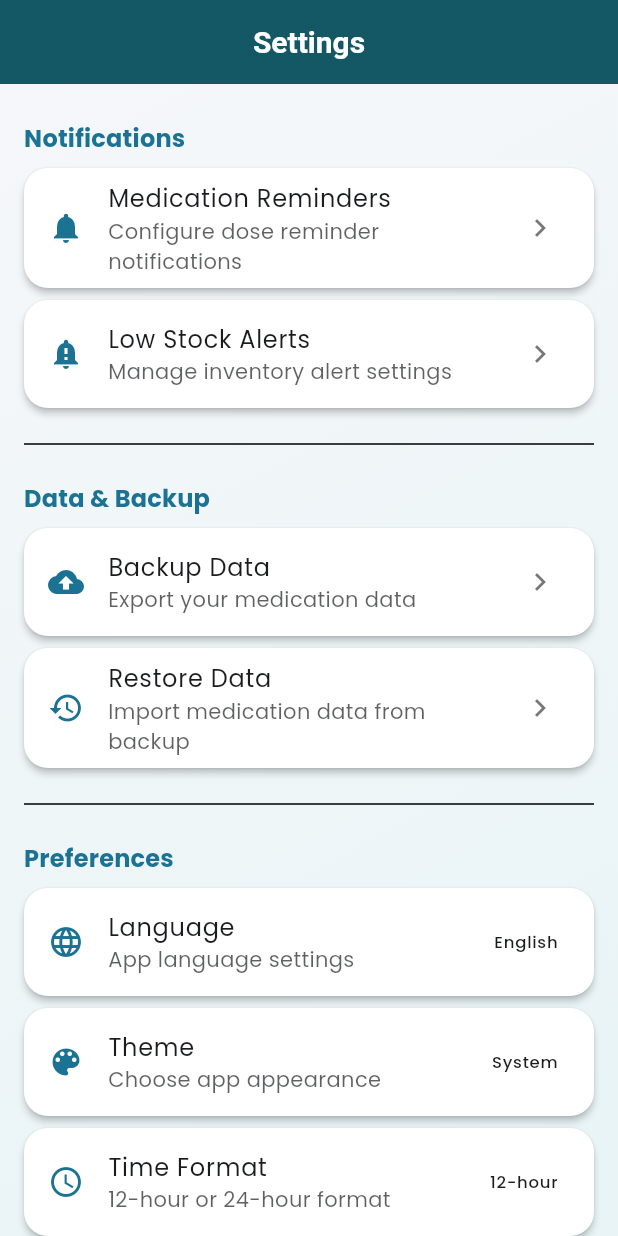
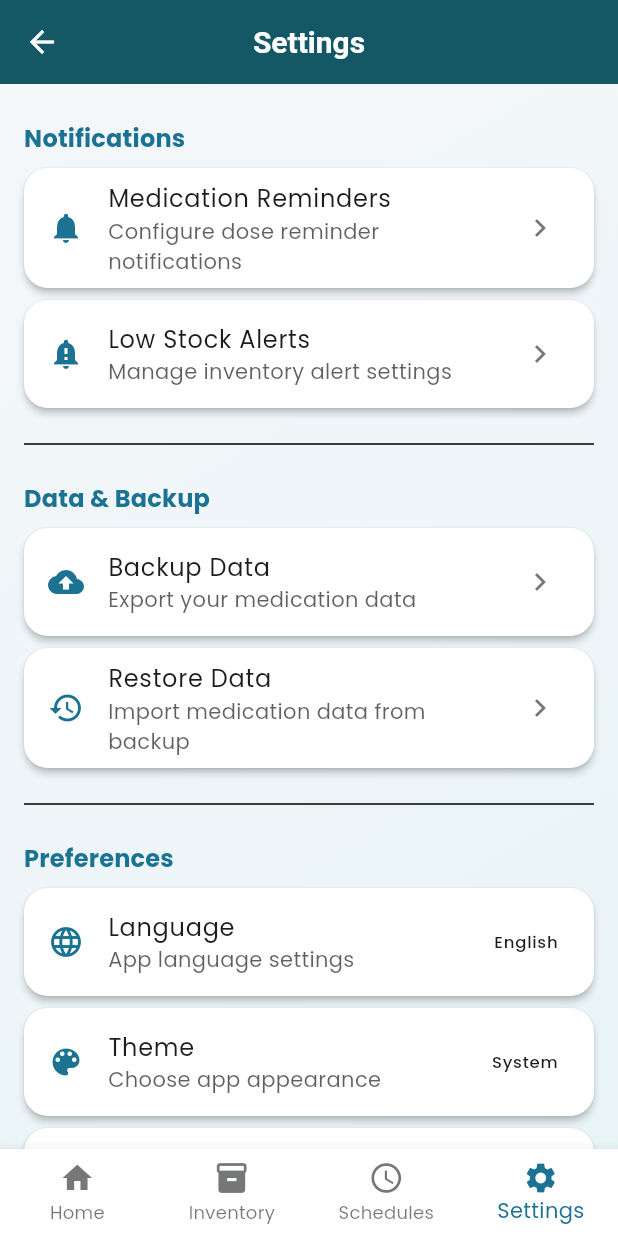
Before and after one commit to kinemspa/dosifi_flutter, a Flutter app: the SettingsScreen screen opened by its route, on a phone screen of 412 x 824 dp. Run offline on Flutter 3.47's test engine with Material 3 defaults, Android fonts, the light colour scheme and no system bars; our stand-ins replace flutter_animate, flutter_riverpod, flutter_secure_storage, go_router, google_fonts, sqflite and 2 more; accounts and stored records are empty.

Commit message:
Implement persistent bottom navigation and fix navigation issues
MAJOR FEATURES ADDED:
- Created MainShellScreen that provides persistent bottom navigation across all main screens
- Bottom navigation bar now appears on Home, Inventory, Schedule, and Settings screens
- Proper back button implementation across all screens using GoRouter

NAVIGATION IMPROVEMENTS:
- Added back buttons to all screens (ScheduleScreen, SettingsScreen, AnalyticsScreen, SupplyInventoryScreen)
- Back buttons use context.canPop() ? context.pop() : context.go('/') for safe navigation
- Fixed GoRouter integration by using state.fullPath instead of deprecated location property
- Made currentPath nullable in MainShellScreen to handle edge cases

ROUTER RESTRUCTURE:
- Wrapped main screens (/, /inventory, /schedule, /analytics, /settings) with MainShellScreen
- Maintained separate routing for sub-screens like medication details, add forms, etc.
- Removed duplicate bottom navigation from DashboardScreen

FIXES:
- Resolved navigation crashes caused by improper Navigator.pop() usage with GoRouter
- Fixed null safety issues with GoRouterState properties
- Ensured consistent navigation behavior across the entire application

The app now has a professional, persistent bottom navigation structure similar to major mobile apps,
with proper back button functionality on all screens.

```diff
--- a/lib/config/app_router.dart
+++ b/lib/config/app_router.dart
@@ -16,6 +16,7 @@ import '../presentation/screens/supply_inventory_screen.dart';
 import '../presentation/screens/settings_screen.dart';
 import '../presentation/screens/analytics_screen.dart';
 import '../presentation/screens/dashboard_screen.dart';
+import '../presentation/screens/main_shell_screen.dart';
 
 final _rootNavigatorKey = GlobalKey<NavigatorState>();
 
@@ -42,15 +43,12 @@ final routerProvider = Provider<GoRouter>((ref) {
 GoRoute(
         path: '/',
         name: 'home',
-        pageBuilder: (context, state) => CustomTransitionPage(
+        pageBuilder: (context, state) => MaterialPage(
           key: state.pageKey,
+          child: MainShellScreen(
+            currentPath: state.fullPath,
             child: const DashboardScreen(),
-          transitionsBuilder: (context, animation, secondaryAnimation, child) {
-            return FadeTransition(
-              opacity: animation,
-              child: child,
-            );
-          },
+          ),
         ),
       ),
 GoRoute(
@@ -58,7 +56,10 @@ final routerProvider = Provider<GoRouter>((ref) {
         name: 'inventory',
         pageBuilder: (context, state) => MaterialPage(
           key: state.pageKey,
+          child: MainShellScreen(
+            currentPath: state.fullPath,
             child: const MedicationScreen(),
+          ),
         ),
       ),
 GoRoute(
@@ -66,7 +67,10 @@ final routerProvider = Provider<GoRouter>((ref) {
         name: 'schedule',
         pageBuilder: (context, state) => MaterialPage(
           key: state.pageKey,
+          child: MainShellScreen(
+            currentPath: state.fullPath,
             child: const ScheduleScreen(),
+          ),
         ),
       ),
 GoRoute(
@@ -74,7 +78,10 @@ final routerProvider = Provider<GoRouter>((ref) {
         name: 'analytics',
         pageBuilder: (context, state) => MaterialPage(
           key: state.pageKey,
+          child: MainShellScreen(
+            currentPath: state.fullPath,
             child: const AnalyticsScreen(),
+          ),
         ),
       ),
 GoRoute(
@@ -82,7 +89,10 @@ final routerProvider = Provider<GoRouter>((ref) {
         name: 'settings',
         pageBuilder: (context, state) => MaterialPage(
           key: state.pageKey,
+          child: MainShellScreen(
+            currentPath: state.fullPath,
             child: const SettingsScreen(),
+          ),
         ),
       ),
       GoRoute(
--- a/lib/presentation/screens/analytics_screen.dart
+++ b/lib/presentation/screens/analytics_screen.dart
@@ -1,5 +1,6 @@
 import 'package:flutter/material.dart';
 import 'package:flutter_riverpod/flutter_riverpod.dart';
+import 'package:go_router/go_router.dart';
 import '../../core/theme/app_theme.dart';
 import '../../core/widgets/animated_gradient_button.dart';
 
@@ -11,6 +12,10 @@ class AnalyticsScreen extends ConsumerWidget {
     return Scaffold(
       appBar: AppBar(
         title: const Text('Analytics'),
+        leading: IconButton(
+          icon: const Icon(Icons.arrow_back),
+          onPressed: () => context.canPop() ? context.pop() : context.go('/'),
+        ),
       ),
       body: Container(
         decoration: const BoxDecoration(
--- /dev/null
+++ b/lib/presentation/screens/main_shell_screen.dart
@@ -0,0 +1,72 @@
+import 'package:flutter/material.dart';
+import 'package:go_router/go_router.dart';
+import '../../core/theme/app_theme.dart';
+
+class MainShellScreen extends StatefulWidget {
+  final Widget child;
+  final String? currentPath;
+
+  const MainShellScreen({
+    super.key,
+    required this.child,
+    this.currentPath,
+  });
+
+  @override
+  State<MainShellScreen> createState() => _MainShellScreenState();
+}
+
+class _MainShellScreenState extends State<MainShellScreen> {
+  int get _selectedIndex {
+    final path = widget.currentPath ?? '/';
+    switch (path) {
+      case '/':
+        return 0;
+      case '/inventory':
+        return 1;
+      case '/schedule':
+        return 2;
+      case '/settings':
+        return 3;
+      default:
+        return 0;
+    }
+  }
+
+  void _onItemTapped(int index) {
+    switch (index) {
+      case 0:
+        context.go('/');
+        break;
+      case 1:
+        context.go('/inventory');
+        break;
+      case 2:
+        context.go('/schedule');
+        break;
+      case 3:
+        context.go('/settings');
+        break;
+    }
+  }
+
+  @override
+  Widget build(BuildContext context) {
+    return Scaffold(
+      body: widget.child,
+      bottomNavigationBar: BottomNavigationBar(
+        type: BottomNavigationBarType.fixed,
+        items: const [
+          BottomNavigationBarItem(icon: Icon(Icons.home), label: 'Home'),
+          BottomNavigationBarItem(icon: Icon(Icons.inventory), label: 'Inventory'),
+          BottomNavigationBarItem(icon: Icon(Icons.schedule), label: 'Schedules'),
+          BottomNavigationBarItem(icon: Icon(Icons.settings), label: 'Settings'),
+        ],
+        currentIndex: _selectedIndex,
+        selectedItemColor: Theme.of(context).colorScheme.primary,
+        unselectedItemColor: Theme.of(context).colorScheme.onSurface.withValues(alpha: 0.6),
+        onTap: _onItemTapped,
+      ),
+    );
+  }
+}
--- a/lib/presentation/screens/schedule_screen.dart
+++ b/lib/presentation/screens/schedule_screen.dart
@@ -35,6 +35,10 @@ class _ScheduleScreenState extends ConsumerState<ScheduleScreen> {
     return Scaffold(
       appBar: AppBar(
         title: const Text('Medication Schedule'),
+        leading: IconButton(
+          icon: const Icon(Icons.arrow_back),
+          onPressed: () => context.canPop() ? context.pop() : context.go('/'),
+        ),
       ),
       body: Column(
         children: [
--- a/lib/presentation/screens/settings_screen.dart
+++ b/lib/presentation/screens/settings_screen.dart
@@ -11,6 +11,10 @@ class SettingsScreen extends ConsumerWidget {
     return Scaffold(
       appBar: AppBar(
         title: const Text('Settings'),
+        leading: IconButton(
+          icon: const Icon(Icons.arrow_back),
+          onPressed: () => context.canPop() ? context.pop() : context.go('/'),
+        ),
       ),
       body: Container(
         decoration: const BoxDecoration(
--- a/lib/presentation/screens/supply_inventory_screen.dart
+++ b/lib/presentation/screens/supply_inventory_screen.dart
@@ -1,5 +1,6 @@
 import 'package:flutter/material.dart';
 import 'package:flutter_riverpod/flutter_riverpod.dart';
+import 'package:go_router/go_router.dart';
 import '../../presentation/providers/supply_provider.dart';
 import '../../data/models/supply.dart';
 
@@ -22,6 +23,10 @@ class _SupplyInventoryScreenState extends ConsumerState<SupplyInventoryScreen> {
     return Scaffold(
       appBar: AppBar(
         title: const Text('Supply Inventory'),
+        leading: IconButton(
+          icon: const Icon(Icons.arrow_back),
+          onPressed: () => context.canPop() ? context.pop() : context.go('/'),
+        ),
         actions: [
           IconButton(
             icon: const Icon(Icons.search),
```
Also changed, not shown: lib/presentation/screens/dashboard_screen.dart (+0 -35 lines). Lines whose indentation alone changed are shown as unchanged.
